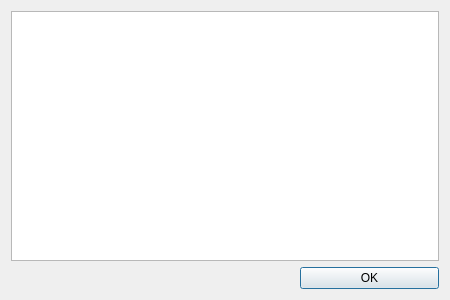
Old version of the form FileManager/searchResult/searchresult.ui in the repository htqwjtch/Almost_Total_Commander.
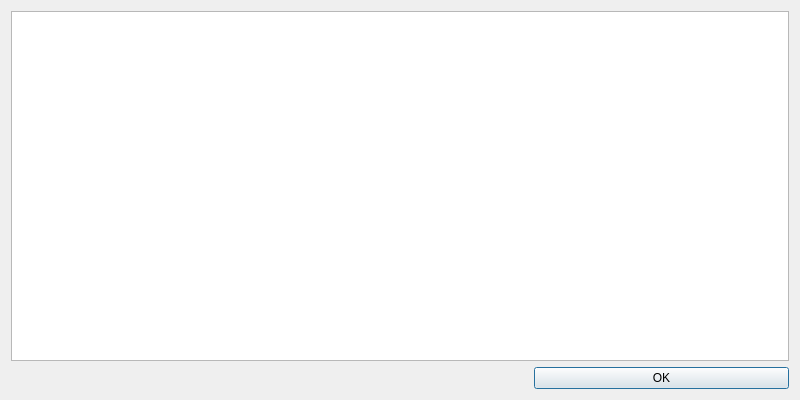
New version of the form. Icons and pictures are not drawn.

What changed in the file:
```diff
--- a/FileManager/searchResult/searchresult.ui
+++ b/FileManager/searchResult/searchresult.ui
@@ -6,8 +6,8 @@
    <rect>
     <x>0</x>
     <y>0</y>
-    <width>450</width>
-    <height>300</height>
+    <width>800</width>
+    <height>400</height>
    </rect>
   </property>
   <property name="windowTitle">
```
Left out of the diff: 2 changed lines with no effect on the pictures.
